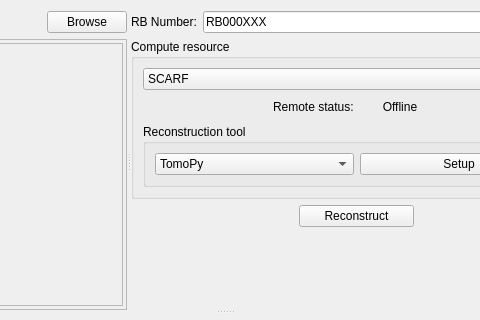
Before: the Qt Designer form MantidQt/CustomInterfaces/inc/MantidQtCustomInterfaces/Tomography/TomographyIfaceQtTabRun.ui in mantidproject/mantid, drawn with Qt 5; both pictures show x 144 to 624 and y 0 to 320 of the 737 by 573 pixel window.
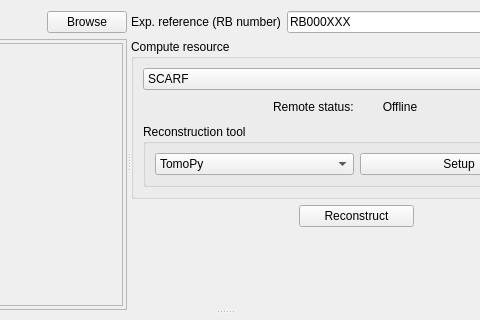
After: the same form once the commit is applied.

```diff
--- a/MantidQt/CustomInterfaces/inc/MantidQtCustomInterfaces/Tomography/TomographyIfaceQtTabRun.ui
+++ b/MantidQt/CustomInterfaces/inc/MantidQtCustomInterfaces/Tomography/TomographyIfaceQtTabRun.ui
@@ -363,7 +363,7 @@
           <item>
            <widget class="QLabel" name="label_rb_number">
             <property name="text">
-             <string>RB Number:</string>
+             <string>Exp. reference (RB number)</string>
             </property>
            </widget>
           </item>
```
Left out of the diff: 8 changed lines with no effect on the pictures.
